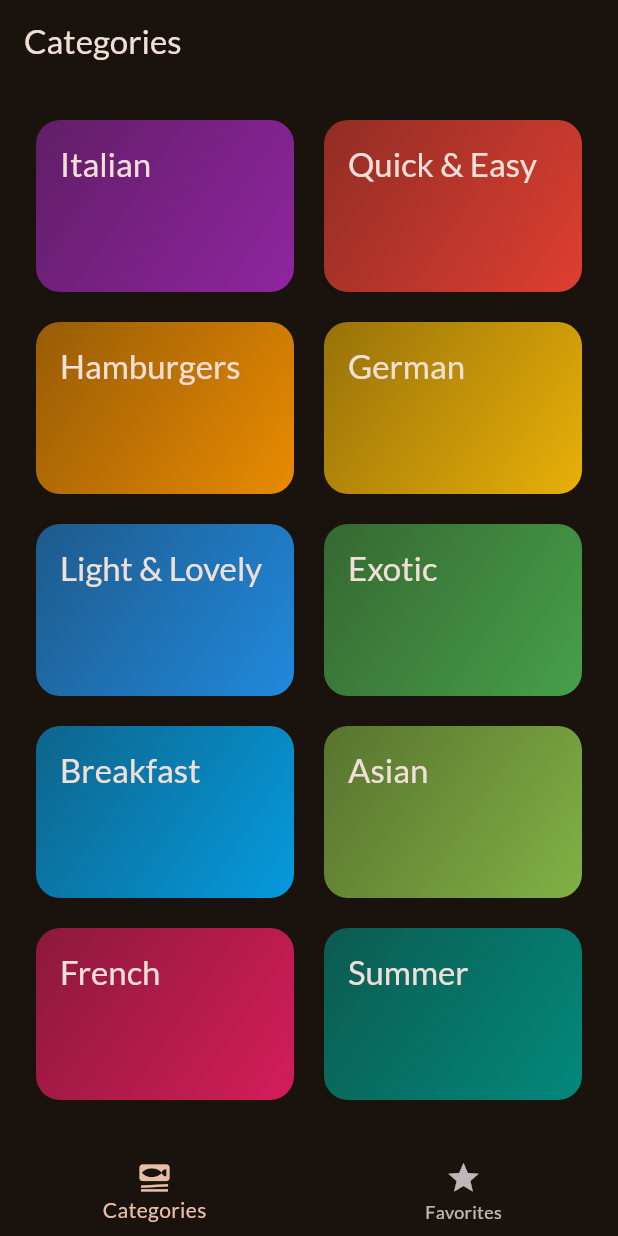
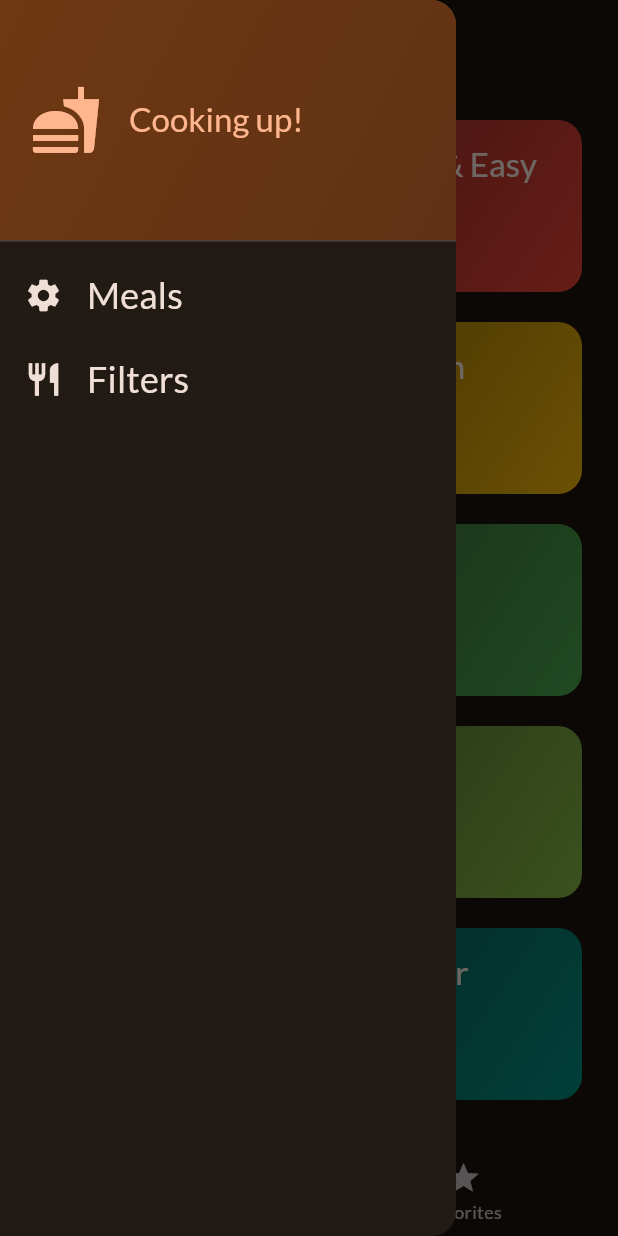
Before and after one commit to nanthi13/mobile-app-assignment2, a Flutter app: the screen it shows after launch, with the side drawer open (before the commit the screen has no drawer), on a phone screen of 412 x 824 dp. Run offline on Flutter 3.47's test engine with Material 2 defaults, Android fonts, the phone set to English and light mode, and no system bars; our stand-ins replace google_fonts, transparent_image.

Commit message:
added appdrawer

```diff
--- a/meals_app/lib/screens/tabs.dart
+++ b/meals_app/lib/screens/tabs.dart
@@ -3,6 +3,7 @@ import 'package:flutter/material.dart';
 import 'package:meals_app/models/meal.dart';
 import 'package:meals_app/screens/categories.dart';
 import 'package:meals_app/screens/meals.dart';
+import 'package:meals_app/widgets/main_drawer.dart';
 
 class TabsScreen extends StatefulWidget {
   const TabsScreen({super.key});
@@ -11,8 +12,6 @@ class TabsScreen extends StatefulWidget {
   State<TabsScreen> createState() {
     return _TabsScreenState();
   }
-
-
 }
 
 class _TabsScreenState extends State<TabsScreen> {
@@ -31,7 +30,7 @@ class _TabsScreenState extends State<TabsScreen> {
   void _toggleMealsFavoriteStatus(Meal meal) {
     final isExisting = _favoriteMeals.contains(meal);
 
-    if(isExisting) {
+    if (isExisting) {
       setState(() {
         _favoriteMeals.remove(meal);
       });
@@ -52,27 +51,31 @@ class _TabsScreenState extends State<TabsScreen> {
 
   @override
   Widget build(BuildContext context) {
-    Widget activePage = CategoriesScreen(onToggleFavorite: _toggleMealsFavoriteStatus,);
+    Widget activePage = CategoriesScreen(
+      onToggleFavorite: _toggleMealsFavoriteStatus,
+    );
     var activePageTitle = 'Categories';
 
     if (_selectedPageIndex == 1) {
       activePage = MealsScreen(
         meals: _favoriteMeals,
-        onToggleFavorite: _toggleMealsFavoriteStatus,);
+        onToggleFavorite: _toggleMealsFavoriteStatus,
+      );
       activePageTitle = 'Your favorites';
     }
     return Scaffold(
       appBar: AppBar(
         title: Text(activePageTitle),
-
       ),
+      drawer: const MainDrawer(),
       body: activePage,
       bottomNavigationBar: BottomNavigationBar(
         onTap: _selectPage,
         currentIndex: _selectedPageIndex,
         items: const [
-          BottomNavigationBarItem(icon: Icon(Icons.set_meal), label: 'Categories'),
-          BottomNavigationBarItem(icon: Icon(Icons.star), label: 'Favorites' ),
+          BottomNavigationBarItem(
+              icon: Icon(Icons.set_meal), label: 'Categories'),
+          BottomNavigationBarItem(icon: Icon(Icons.star), label: 'Favorites'),
         ],
       ),
     );
--- /dev/null
+++ b/meals_app/lib/widgets/main_drawer.dart
@@ -0,0 +1,57 @@
+import 'package:flutter/material.dart';
+
+class MainDrawer extends StatelessWidget {
+  const MainDrawer({super.key});
+
+  @override
+  Widget build(BuildContext context) {
+    return Drawer(
+      child: Column(
+        children: [
+          DrawerHeader(
+            padding: const EdgeInsets.all(20),
+            decoration: BoxDecoration(
+              gradient: LinearGradient(colors: [
+                Theme.of(context).colorScheme.primaryContainer,
+                Theme.of(context).colorScheme.primaryContainer.withOpacity(0.8),
+              ], begin: Alignment.topLeft, end: Alignment.bottomRight),
+            ),
+            child: Row(
+              children: [
+                Icon(
+                  Icons.fastfood,
+                  size: 48,
+                  color: Theme.of(context).colorScheme.primary,
+                ),
+                const SizedBox(width: 18),
+                Text(
+                  'Cooking up!',
+                  style: Theme.of(context).textTheme.titleLarge!.copyWith(
+                        color: Theme.of(context).colorScheme.primary,
+                      ),
+                ),
+              ],
+            ),
+          ),
+          ListTile(
+            leading: Icon(Icons.settings, size: 26, color: Theme.of(context).colorScheme.onBackground,),
+            title: Text('Meals', style: Theme.of(context).textTheme.titleSmall!.copyWith(
+              color: Theme.of(context).colorScheme.onBackground,
+              fontSize: 24,
+            ),),
+            onTap: () {},
+
+          ),
+          ListTile(
+            leading: Icon(Icons.restaurant, size: 26, color: Theme.of(context).colorScheme.onBackground,),
+            title: Text('Filters', style: Theme.of(context).textTheme.titleSmall!.copyWith(
+              color: Theme.of(context).colorScheme.onBackground,
+              fontSize: 24,
+            ),),
+            onTap: () {},
+
+      ),],
+      ),
+    );
+  }
+}
```
Lines whose indentation alone changed are shown as unchanged.
